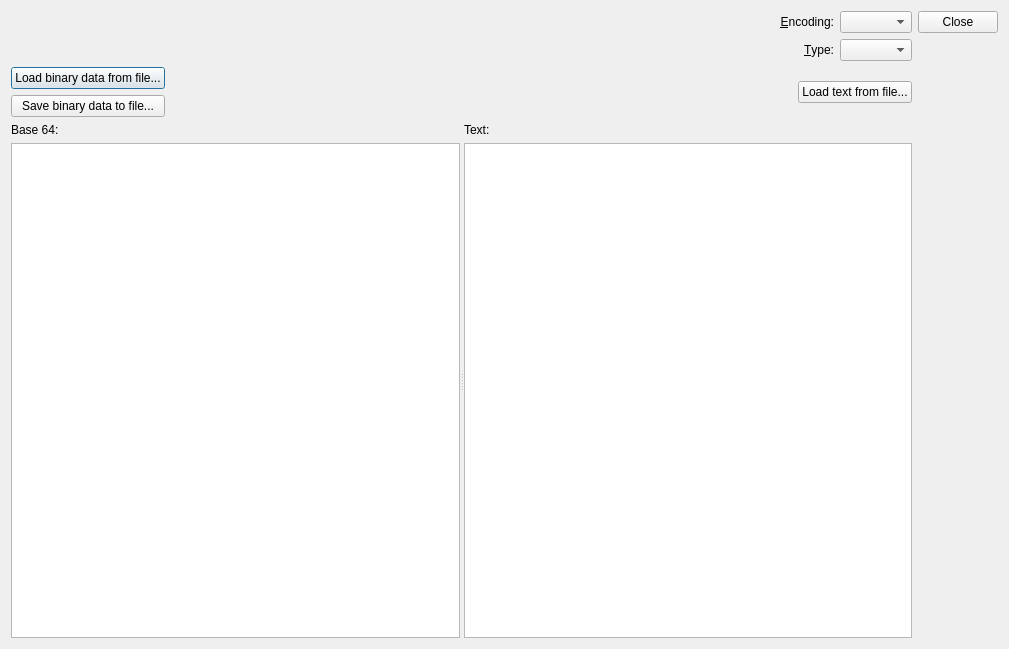
The window that src/base64dialog.ui (lbellonda/qxmledit) describes before a commit, drawn with Qt 5.
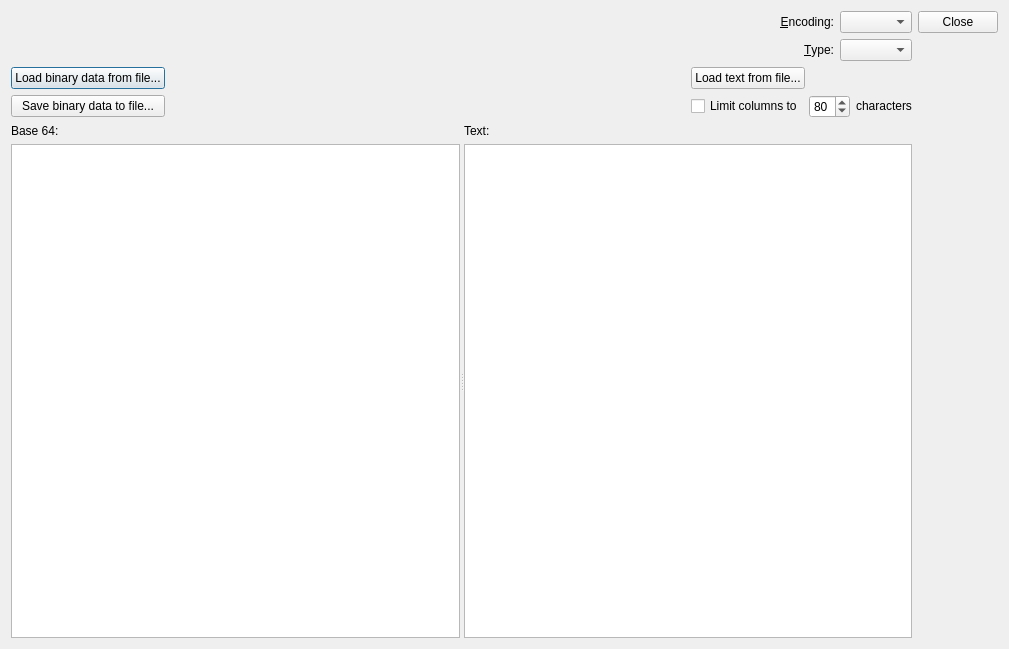
The same window after the commit. Icons and pictures are not drawn.

Commit message: New option to break base64 strings at the desired column in base64 panel, with tests.

The edit to the form file:
```diff
--- a/src/base64dialog.ui
+++ b/src/base64dialog.ui
@@ -26,7 +26,7 @@
    <iconset resource="risorse.qrc">
     <normaloff>:/icon/images/icon.png</normaloff>:/icon/images/icon.png</iconset>
   </property>
-  <layout class="QHBoxLayout" name="horizontalLayout_4">
+  <layout class="QHBoxLayout" name="horizontalLayout_5">
    <item>
     <layout class="QVBoxLayout" name="verticalLayout_3">
      <item>
@@ -150,6 +150,8 @@
         </spacer>
        </item>
        <item>
+        <layout class="QVBoxLayout" name="verticalLayout_7">
+         <item>
         <widget class="QPushButton" name="cmdLoadFromTextFile">
          <property name="sizePolicy">
           <sizepolicy hsizetype="Maximum" vsizetype="Fixed">
@@ -162,6 +164,39 @@
          </property>
         </widget>
        </item>
+         <item>
+          <layout class="QHBoxLayout" name="horizontalLayout_4">
+           <item>
+            <widget class="QCheckBox" name="cbLimitColumns">
+             <property name="text">
+              <string>Limit columns to</string>
+             </property>
+            </widget>
+           </item>
+           <item>
+            <widget class="QSpinBox" name="colLimit">
+             <property name="value">
+              <number>80</number>
+             </property>
+            </widget>
+           </item>
+           <item>
+            <widget class="QLabel" name="label_5">
+             <property name="sizePolicy">
+              <sizepolicy hsizetype="Preferred" vsizetype="Fixed">
+               <horstretch>0</horstretch>
+               <verstretch>0</verstretch>
+              </sizepolicy>
+             </property>
+             <property name="text">
+              <string>characters</string>
+             </property>
+            </widget>
+           </item>
+          </layout>
+         </item>
+        </layout>
+       </item>
       </layout>
      </item>
      <item>
```
Left out of the diff: 1 changed line with no effect on the pictures. Lines whose indentation alone changed are shown as unchanged. The commit also changes 11 other files.
